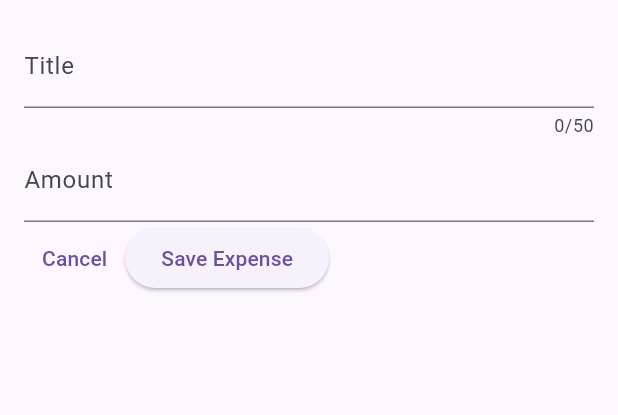
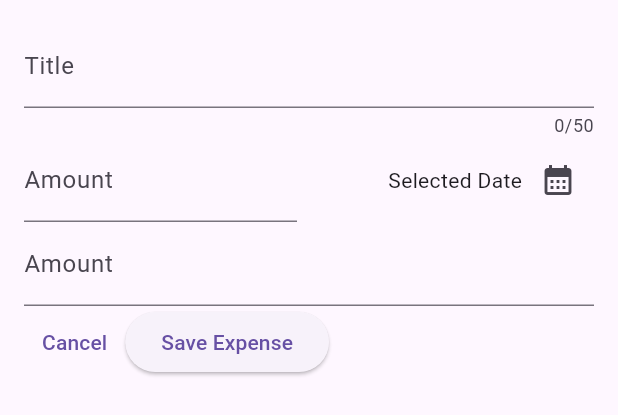
Before and after one commit to artur-31/expense_tracker, a Flutter app: the NewExpense widget shown alone on an empty page, opened directly, on a phone screen of 412 x 824 dp. Shown: the top 415 px of the screen. Run offline on Flutter 3.47's test engine with Material 3 defaults, Android fonts, the phone set to English and light mode, and no system bars.

Commit message:
add date picker

```diff
--- a/lib/widgets/new_expense.dart
+++ b/lib/widgets/new_expense.dart
@@ -12,6 +12,17 @@ class NewExpense extends StatefulWidget {
 class _NewExpenseState extends State<NewExpense> {
   final TextEditingController _titleController = TextEditingController();
   final TextEditingController _amountController = TextEditingController();
+
+  void _presentDatePicker() {
+    final DateTime now = DateTime.now();
+    final DateTime firstDate = DateTime(now.year - 1, now.month, now.day);
+
+    showDatePicker(
+        context: context,
+        initialDate: now,
+        firstDate: firstDate,
+        lastDate: now);
+  }
 
   @override
   void dispose() {
@@ -32,6 +43,36 @@ class _NewExpenseState extends State<NewExpense> {
             decoration: const InputDecoration(
               label: Text('Title'),
             ),
+          ),
+          Row(
+            children: [
+              Expanded(
+                child: TextField(
+                  controller: _amountController,
+                  keyboardType: TextInputType.number,
+                  decoration: const InputDecoration(
+                    prefixText: '\$',
+                    label: Text('Amount'),
+                  ),
+                ),
+              ),
+              const SizedBox(width: 16),
+              Expanded(
+                child: Row(
+                  mainAxisAlignment: MainAxisAlignment.end,
+                  crossAxisAlignment: CrossAxisAlignment.center,
+                  children: [
+                    const Text('Selected Date'),
+                    IconButton(
+                      onPressed: _presentDatePicker,
+                      icon: const Icon(
+                        Icons.calendar_month,
+                      ),
+                    )
+                  ],
+                ),
+              ),
+            ],
           ),
           TextField(
             controller: _amountController,
```
